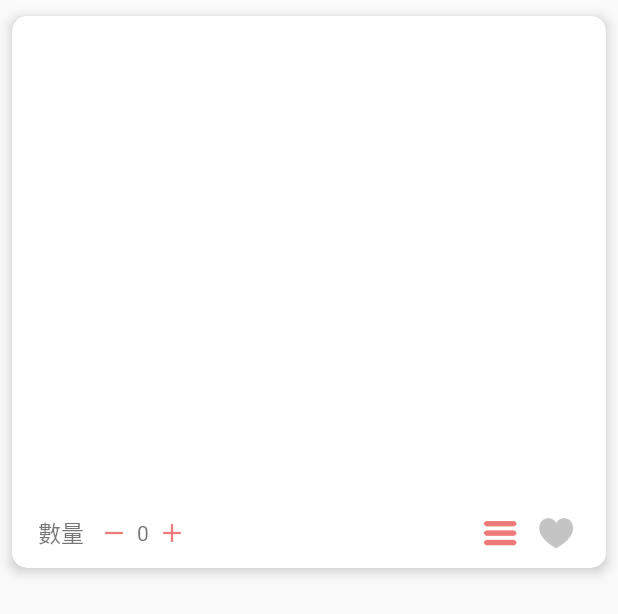
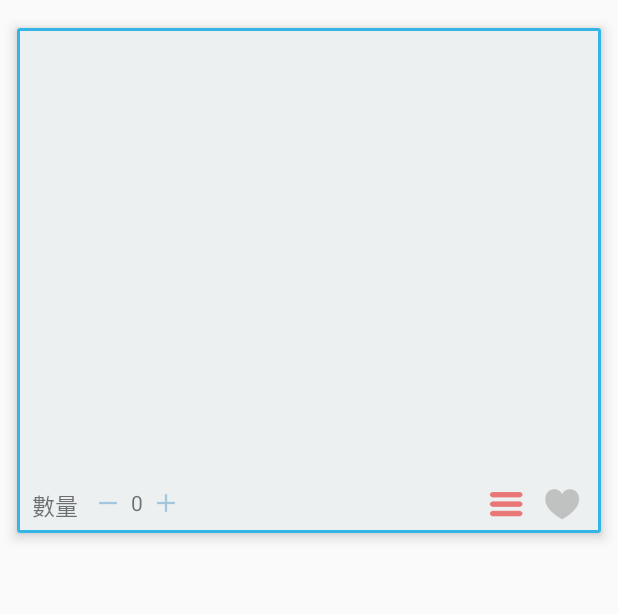
Before and after one commit to james35022000/TaiTieSyunBao, an Android app: the layout menu_card_view.xml on its own in the app's theme, with its tools: preview values and no code run, on a phone screen of 412 x 824 dp. Shown: the top 614 px of the screen. Run offline under Robolectric (Android 15) with nearby library versions, the phone set to English and light mode, and no system bars.

Commit message:
Update CardView Style

```diff
--- a/app/src/main/java/com/AndroidProject/taitiesyunbao/MenuRecyclerViewAdapter.java
+++ b/app/src/main/java/com/AndroidProject/taitiesyunbao/MenuRecyclerViewAdapter.java
@@ -59,7 +59,7 @@ public class MenuRecyclerViewAdapter extends RecyclerView.Adapter<MenuRecyclerVi
             ViewGroup.LayoutParams layoutParams = viewHolder.menu_cardView.getLayoutParams();
             ViewGroup.MarginLayoutParams marginLayoutParams =
                                                 (ViewGroup.MarginLayoutParams) layoutParams;
-            marginLayoutParams.setMargins(0, 0, 0, 190);
+            marginLayoutParams.bottomMargin = 190;
             viewHolder.menu_cardView.setLayoutParams(marginLayoutParams);
         }
     }
--- /dev/null
+++ b/app/src/main/res/drawable/cardview_border_color.xml
@@ -0,0 +1,6 @@
+<?xml version="1.0" encoding="UTF-8"?>
+<shape xmlns:android="http://schemas.android.com/apk/res/android">
+    <solid android:color="@color/colorBackground"/>
+    <stroke android:width="2dip" android:color="#33B5E5" />
+    <padding android:left="0dip" android:top="0dip" android:right="0dip" android:bottom="0dip" />
+</shape>
--- a/app/src/main/res/layout/menu_card_view.xml
+++ b/app/src/main/res/layout/menu_card_view.xml
@@ -4,33 +4,30 @@
     android:id="@+id/menu_cardView"
     android:layout_width="match_parent"
     android:layout_height="wrap_content"
-    android:clickable="false"
+    android:layout_marginBottom="5dp"
+    android:layout_marginLeft="5dp"
+    android:layout_marginRight="5dp"
+    android:layout_marginTop="10dp"
     android:foreground="?android:attr/selectableItemBackground"
-    android:longClickable="false"
     android:orientation="horizontal"
     card_view:cardBackgroundColor="@android:color/white"
-    card_view:cardCornerRadius="10dp"
     card_view:cardElevation="5dp"
     card_view:cardPreventCornerOverlap="true"
-    card_view:cardUseCompatPadding="true"
-    card_view:contentPadding="7dp">
+    card_view:cardUseCompatPadding="true">
 
-    <LinearLayout
+    <RelativeLayout
         android:layout_width="match_parent"
         android:layout_height="wrap_content"
-        android:orientation="vertical">
-
-        <LinearLayout
-            android:layout_width="wrap_content"
-            android:layout_height="wrap_content"
-            android:layout_marginTop="5dp"
-            android:orientation="vertical">
+        android:background="@drawable/cardview_border_color">
 
         <TextView
             android:id="@+id/name_textView"
             android:layout_width="wrap_content"
             android:layout_height="wrap_content"
+            android:layout_alignParentLeft="true"
+            android:layout_alignParentTop="true"
             android:layout_marginLeft="10dp"
+            android:layout_marginTop="5dp"
             android:textSize="18sp"
             android:textStyle="bold" />
 
@@ -38,33 +35,32 @@
             android:id="@+id/price_textView"
             android:layout_width="wrap_content"
             android:layout_height="wrap_content"
+            android:layout_alignParentLeft="true"
+            android:layout_below="@+id/name_textView"
             android:layout_marginLeft="10dp"
             android:textSize="15sp" />
-
-        </LinearLayout>
 
         <ImageView
             android:id="@+id/pic_imageView"
             android:layout_width="match_parent"
             android:layout_height="250dp"
-            android:layout_marginBottom="10dp"
-            android:layout_marginTop="10dp"
+            android:layout_below="@+id/price_textView"
+            android:layout_marginLeft="2dp"
+            android:layout_marginRight="2dp"
             android:scaleType="fitXY" />
-
-        <RelativeLayout
-            android:layout_width="match_parent"
-            android:layout_height="wrap_content">
 
         <TextView
             android:id="@+id/amount"
             android:layout_width="wrap_content"
-                android:layout_height="wrap_content"
-                android:layout_alignParentLeft="true"
-                android:layout_centerVertical="true"
+            android:layout_height="20dp"
+            android:layout_below="@+id/pic_imageView"
+            android:layout_centerVertical="false"
+            android:layout_marginBottom="10dp"
             android:layout_marginLeft="10dp"
             android:layout_marginRight="10dp"
             android:layout_marginTop="5dp"
             android:clickable="true"
+            android:gravity="center"
             android:text="@string/amount"
             android:textSize="15sp" />
 
@@ -72,26 +68,32 @@
             android:id="@+id/minus_imageView"
             android:layout_width="20dp"
             android:layout_height="20dp"
-                android:layout_centerVertical="true"
-                android:layout_toRightOf="@id/amount"
+            android:layout_below="@+id/pic_imageView"
+            android:layout_marginTop="5dp"
+            android:layout_toRightOf="@+id/amount"
             android:clickable="true"
             android:src="@drawable/minus_icon" />
 
         <TextView
             android:id="@+id/amount_textView"
             android:layout_width="wrap_content"
-                android:layout_height="wrap_content"
-                android:layout_centerVertical="true"
+            android:layout_height="20dp"
+            android:layout_below="@+id/pic_imageView"
+            android:layout_centerVertical="false"
             android:layout_marginLeft="5dp"
             android:layout_marginRight="5dp"
+            android:layout_marginTop="5dp"
             android:layout_toRightOf="@+id/minus_imageView"
+            android:gravity="center"
             android:text="0" />
 
         <ImageView
             android:id="@+id/plus_imageView"
             android:layout_width="20dp"
             android:layout_height="20dp"
+            android:layout_below="@+id/pic_imageView"
             android:layout_centerVertical="true"
+            android:layout_marginTop="5dp"
             android:layout_toRightOf="@id/amount_textView"
             android:clickable="true"
             android:src="@drawable/add_icon" />
@@ -100,6 +102,7 @@
             android:id="@+id/info_imageView"
             android:layout_width="32dp"
             android:layout_height="32dp"
+            android:layout_below="@+id/pic_imageView"
             android:layout_marginRight="5dp"
             android:layout_toLeftOf="@+id/like_imageView"
             android:clickable="true"
@@ -110,16 +113,13 @@
             android:layout_width="32dp"
             android:layout_height="32dp"
             android:layout_alignParentRight="true"
+            android:layout_below="@+id/pic_imageView"
             android:layout_centerInParent="false"
             android:layout_marginRight="10dp"
             android:clickable="true"
             android:focusable="true"
             android:src="@drawable/like_item_selector" />
 
-
     </RelativeLayout>
 
-
-    </LinearLayout>
-
 </android.support.v7.widget.CardView>
--- a/app/src/main/res/layout/menu_sort_food.xml
+++ b/app/src/main/res/layout/menu_sort_food.xml
@@ -6,9 +6,9 @@
 
     <android.support.v7.widget.RecyclerView
         android:id="@+id/food_recyclerView"
-        android:scrollbars="vertical"
         android:layout_width="match_parent"
-        android:layout_height="match_parent"/>
+        android:layout_height="match_parent"
+        android:scrollbars="vertical" />
 
 
 
```
Also changed, not shown: app/src/main/java/com/AndroidProject/taitiesyunbao/BuyInfoFragment.java (deleted, +0 -91 lines), app/src/main/java/com/AndroidProject/taitiesyunbao/BuyRecyclerViewAdapter.java (deleted, +0 -73 lines), app/src/main/java/com/AndroidProject/taitiesyunbao/MenuFragment.java (+3 -6 lines), app/src/main/java/com/AndroidProject/taitiesyunbao/PurchaseInfoFragment.java (added, +92 -0 lines), app/src/main/java/com/AndroidProject/taitiesyunbao/PurchaseRecyclerViewAdapter.java (added, +73 -0 lines), app/src/main/res/layout/like_card_view.xml (+7 -4 lines), app/src/main/res/layout/sug_frg_layout.xml (+5 -2 lines), app/src/main/res/drawable-hdpi/add_icon.png, app/src/main/res/drawable-hdpi/minus_icon.png, app/src/main/res/drawable-mdpi/add_icon.png, app/src/main/res/drawable-mdpi/minus_icon.png, app/src/main/res/drawable-xhdpi/add_icon.png, app/src/main/res/drawable-xhdpi/minus_icon.png, app/src/main/res/drawable-xxhdpi/add_icon.png, 1 more files, 21 other files. Lines whose indentation alone changed are shown as unchanged.
